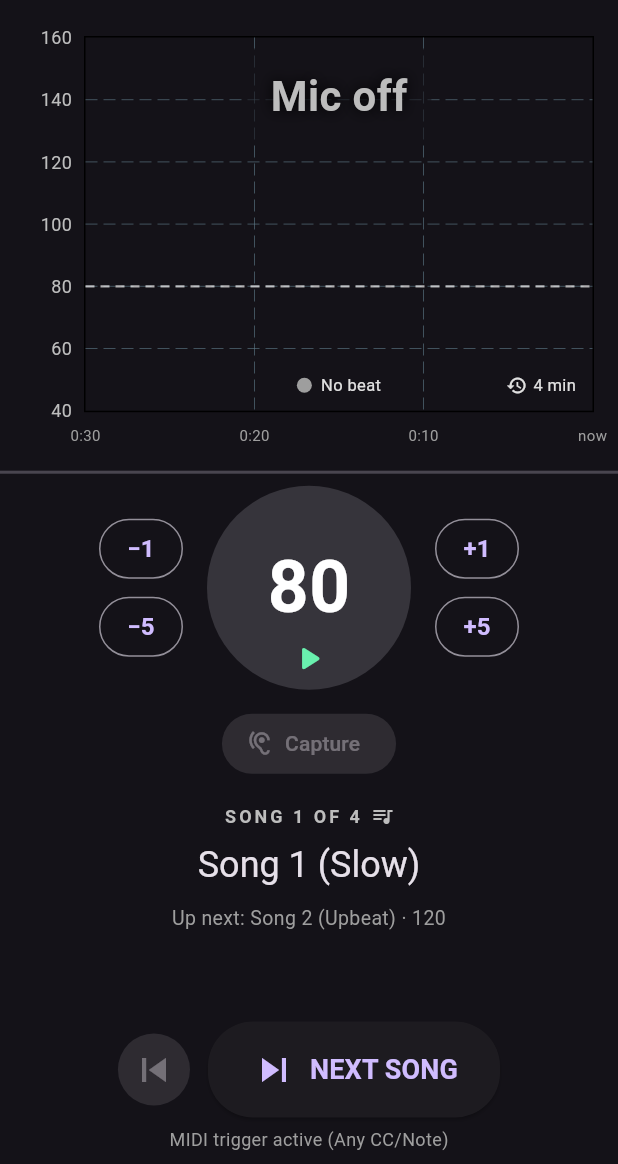
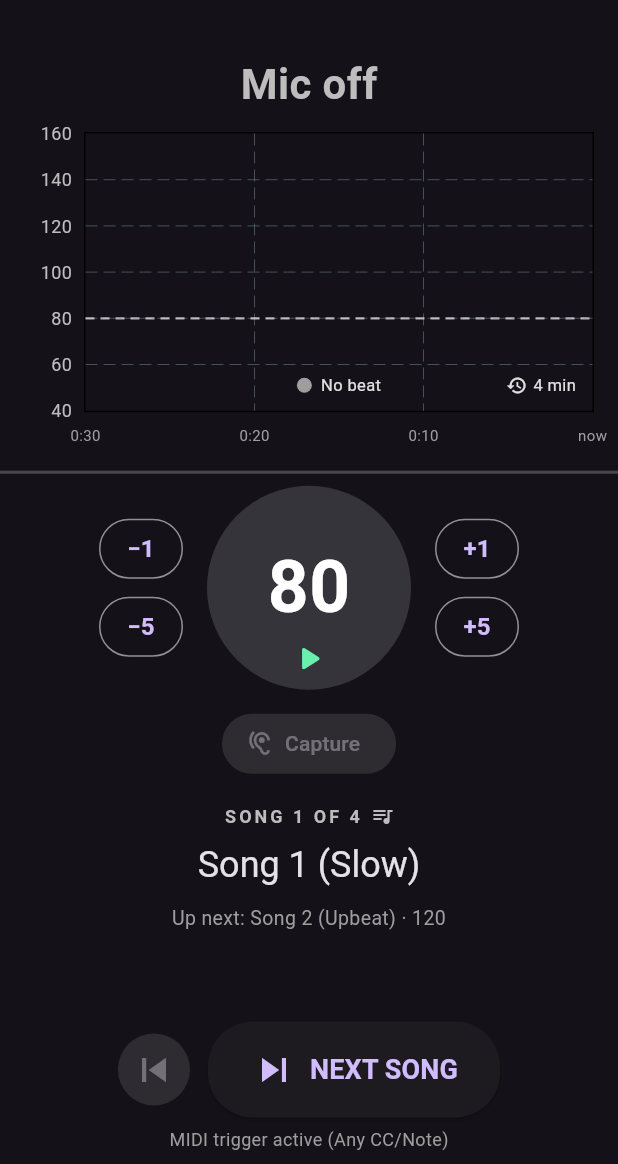
Before and after one commit to greenlava82/Beth, a Flutter app: the screen it shows after launch, on a phone screen of 412 x 824 dp, the part 72-1236 px from its top. Run offline on Flutter 3.47's test engine with Material 3 defaults, Android fonts, the phone set to English and light mode, and no system bars; drawn by our look-alikes of fl_chart; our stand-ins replace package_info_plus, permission_handler, share_plus, shared_preferences, wakelock_plus; missing offline and left inert: bluetooth_low_energy, file_selector, flutter_midi_command, record.

Commit message:
Move the tempo readout out of the graph into its own strip
The big BPM overlaid on the top of the plot covered the line whenever
the tempo was in the upper half. It now sits in a fixed-height strip
above the plot (so the graph doesn't resize as the badge comes and
goes), in setlist, free-running and show modes.

The drift badge is rebuilt for the strip to sit beside the number: a
large filled arrow (40 px, was 16) with the amount, and rushing /
dragging underneath, closer to the CYD's.

Co-Authored-By: Claude Sonnet 5.5 <noreply@anthropic.com>

```diff
--- a/lib/main.dart
+++ b/lib/main.dart
@@ -2066,28 +2066,29 @@ class _MetronomeScreenState extends State<MetronomeScreen>
                 _currentCalculatedBpm * scale.factor, _freeTapBpm!)
             : _currentCalculatedBpm * scale.factor;
     final parts = shownBpm.toStringAsFixed(1).split('.');
-    const shadow = [Shadow(blurRadius: 12, color: Colors.black)];
-    return Center(
-      child: Container(
-        padding: const EdgeInsets.symmetric(horizontal: 16, vertical: 2),
-        decoration: BoxDecoration(
-          color: colors.surface.withAlpha(150),
-          borderRadius: BorderRadius.circular(16),
-        ),
+    final drift = hasTempo ? _drift : null;
+    // A fixed height, so the plot doesn't resize when the badge comes and goes.
+    return SizedBox(
+      height: _readoutHeight,
+      child: Center(
+        child: FittedBox(
+          fit: BoxFit.scaleDown,
           child: hasTempo
-            ? Column(
+              ? Row(
                   mainAxisSize: MainAxisSize.min,
+                  crossAxisAlignment: CrossAxisAlignment.center,
                   children: [
                     Text.rich(
                       TextSpan(children: [
                         TextSpan(
                           text: parts[0],
                           style: const TextStyle(
-                            fontSize: 56, fontWeight: FontWeight.w800, height: 1.1),
+                              fontSize: 52, fontWeight: FontWeight.w800, height: 1.1),
                         ),
                         TextSpan(
                           text: '.${parts[1]}',
-                        style: const TextStyle(fontSize: 28, fontWeight: FontWeight.w600),
+                          style: const TextStyle(
+                              fontSize: 26, fontWeight: FontWeight.w600),
                         ),
                         if (scale != ShowScale.normal)
                           TextSpan(
@@ -2095,35 +2096,38 @@ class _MetronomeScreenState extends State<MetronomeScreen>
                             style: TextStyle(
                                 fontSize: 20,
                                 fontWeight: FontWeight.w700,
-                              color: Theme.of(context).colorScheme.secondary),
+                                color: colors.secondary),
                           ),
                         TextSpan(
                           text: '  BPM',
                           style: TextStyle(
-                            fontSize: 16, fontWeight: FontWeight.w600, color: Colors.grey[400]),
+                              fontSize: 16,
+                              fontWeight: FontWeight.w600,
+                              color: Colors.grey[400]),
                         ),
                       ]),
                       // The number takes the drift colour: green / amber / red.
-                    style: TextStyle(
-                        color: _driftColor(_drift) ?? Colors.white, shadows: shadow),
-                  ),
-                  if (_drift != null) _buildDriftBadge(_drift!),
+                      style: TextStyle(color: _driftColor(drift) ?? colors.onSurface),
+                    ),
+                    if (drift != null) ...[
+                      const SizedBox(width: 16),
+                      _buildDriftBadge(drift),
+                    ],
                   ],
                 )
-            : Padding(
-                padding: const EdgeInsets.symmetric(vertical: 14),
-                child: Text(
+              : Text(
                   _isRecording ? 'Listening…' : 'Mic off',
                   style: TextStyle(
                       fontSize: 28,
                       fontWeight: FontWeight.w600,
-                      color: Colors.grey[400],
-                      shadows: shadow),
-                ),
-              ),
-      ),
-    );
-  }
+                      color: Colors.grey[400]),
+                ),
+        ),
+      ),
+    );
+  }
+
+  static const double _readoutHeight = 64;
 
   static Color? _driftColor(TempoDrift? drift) => switch (drift?.level) {
         DriftLevel.onTempo => Colors.greenAccent,
@@ -2132,42 +2136,52 @@ class _MetronomeScreenState extends State<MetronomeScreen>
         null => null,
       };
 
-  /// "✓ on tempo" / "▲ +3.1 rushing" / "▼ −2.0 dragging", in the drift colour.
+  /// A filled arrow with the amount, and "rushing" / "dragging" under it
+  /// (a check and "on tempo" when on tempo), in the drift colour. The arrow
+  /// is large, like the CYD's.
   Widget _buildDriftBadge(TempoDrift drift) {
     final color = _driftColor(drift)!;
     final onTempo = drift.level == DriftLevel.onTempo;
     final amount = drift.deltaBpm.abs().toStringAsFixed(1);
-    final label = onTempo
-        ? 'on tempo'
-        : drift.isRushing
-            ? '+$amount rushing'
-            : '−$amount dragging';
     final octave = drift.octave == 2
         ? ' · at 2× time'
         : drift.octave == 0.5
             ? ' · at ½ time'
             : '';
-    return Padding(
-      padding: const EdgeInsets.only(bottom: 4),
-      child: Row(
+    final label = onTempo
+        ? 'on tempo'
+        : drift.isRushing
+            ? 'rushing'
+            : 'dragging';
+    return Column(
+      mainAxisSize: MainAxisSize.min,
+      crossAxisAlignment: CrossAxisAlignment.start,
+      children: [
+        Row(
           mainAxisSize: MainAxisSize.min,
           children: [
             Icon(
               onTempo
                   ? Icons.check_circle
                   : drift.isRushing
-                    ? Icons.arrow_upward
-                    : Icons.arrow_downward,
-            size: 16,
+                      ? Icons.arrow_drop_up
+                      : Icons.arrow_drop_down,
+              size: onTempo ? 26 : 40,
               color: color,
             ),
-          const SizedBox(width: 4),
+            if (!onTempo)
+              Text(
+                '${drift.isRushing ? '+' : '−'}$amount',
+                style: TextStyle(
+                    color: color, fontSize: 22, fontWeight: FontWeight.w700),
+              ),
+          ],
+        ),
         Text(
           '$label$octave',
           style: TextStyle(color: color, fontSize: 14, fontWeight: FontWeight.w600),
         ),
       ],
-      ),
     );
   }
 
@@ -2322,8 +2336,11 @@ class _MetronomeScreenState extends State<MetronomeScreen>
       child: Column(
         crossAxisAlignment: CrossAxisAlignment.stretch,
         children: [
-          // The preferred-range slider is for setlist mode; free-running
-          // uses the common-tempo range.
+          // The detected tempo has its own strip above the plot, so it never
+          // covers the graph.
+          _buildTempoReadout(context),
+          // Free-running scale and tap (setlist mode has no extra controls;
+          // its listening window is in the drawer).
           if (_mode == _ScreenMode.freeRunning)
             Wrap(
               alignment: WrapAlignment.center,
@@ -2350,13 +2367,6 @@ class _MetronomeScreenState extends State<MetronomeScreen>
             child: Stack(
               children: [
                 Positioned.fill(child: _buildTempoChart(context)),
-                // Detected tempo, overlaid on the top of the graph.
-                Positioned(
-                  top: 4,
-                  left: 40, // clear of the left axis labels
-                  right: 0,
-                  child: IgnorePointer(child: _buildTempoReadout(context)),
-                ),
                 // Confidence light along the bottom of the plot.
                 Positioned(
                   bottom: 30, // just above the time labels
```
Lines whose indentation alone changed are shown as unchanged.
